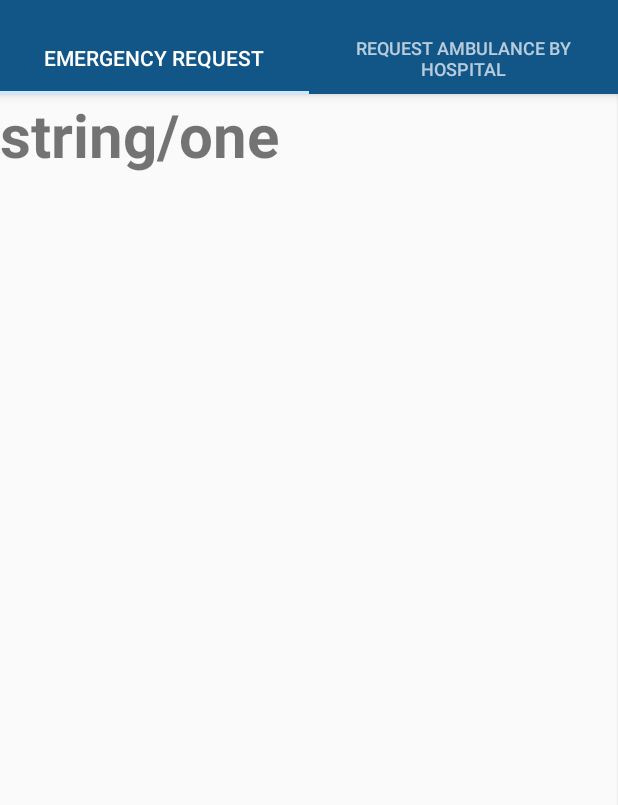
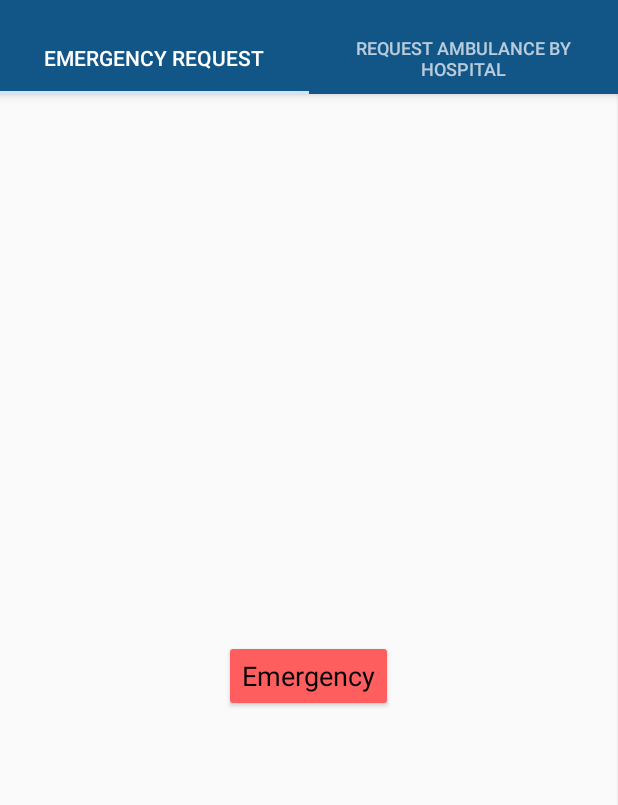
Before and after one commit to vishnugt/Pragyan-Hackathon-App, an Android app: the OneFragment screen opened directly, with no data from a screen before it, on a phone screen of 412 x 824 dp, the part 62-867 px from its top. Run offline under Robolectric (Android 15) with nearby library versions, the phone set to English and light mode, and no system bars; 1 statement that could not run was skipped.

Commit message:
22:03 PM First Tab partially done

```diff
--- a/app/src/main/java/com/npincomplete/pragyanhackathon/Login.java
+++ b/app/src/main/java/com/npincomplete/pragyanhackathon/Login.java
@@ -132,6 +132,8 @@ public class Login extends AppCompatActivity {
 
         SharedPreferences.Editor editor = getSharedPreferences("db", MODE_PRIVATE).edit();
         editor.putString("isRegistered", auth_token);
+        editor.putString("phoneNum", et2.getText().toString());
+        editor.putString("uName", et1.getText().toString());
         editor.commit();
 
         Log.d("login", auth_token);
--- a/app/src/main/java/com/npincomplete/pragyanhackathon/OneFragment.java
+++ b/app/src/main/java/com/npincomplete/pragyanhackathon/OneFragment.java
@@ -1,30 +1,51 @@
 package com.npincomplete.pragyanhackathon;
 
 import android.os.Bundle;
-import android.support.v4.app.Fragment;
-import android.support.v4.app.ListFragment;
+import android.support.design.widget.FloatingActionButton;
+import android.support.design.widget.Snackbar;
 import android.view.LayoutInflater;
 import android.view.View;
 import android.view.ViewGroup;
+
+import com.google.android.gms.maps.GoogleMap;
+import com.google.android.gms.maps.OnMapReadyCallback;
+import com.google.android.gms.maps.SupportMapFragment;
+import com.google.android.gms.maps.model.Marker;
 
 /**
  * Created by Meliodas on 09/12/2016.
  */
 
-public class OneFragment extends android.support.v4.app.Fragment {
+public class OneFragment extends android.support.v4.app.Fragment implements GoogleMap.OnMarkerClickListener,
+        OnMapReadyCallback {
 
-    public OneFragment() {
+    private GoogleMap mMap;
+    public OneFragment() { }
+
+    @Override
+    public void onCreate(Bundle savedInstanceState)
+    {
+        super.onCreate(savedInstanceState);
+
     }
 
+    /** Called when the map is ready. */
     @Override
-    public void onCreate(Bundle savedInstanceState) {
-        super.onCreate(savedInstanceState);
+    public void onMapReady(GoogleMap map) {
+        mMap.setOnMarkerClickListener(this);
     }
+
+    /** Called when the user clicks a marker. */
+    @Override
+    public boolean onMarkerClick(final Marker marker) {
+        return false;
+    }
+
+
 
     @Override
     public View onCreateView(LayoutInflater inflater, ViewGroup container,
                              Bundle savedInstanceState) {
-        // Inflate the layout for this fragment
         return inflater.inflate(R.layout.fragment_one, container, false);
     }
 
--- a/app/src/main/res/layout/fragment_one.xml
+++ b/app/src/main/res/layout/fragment_one.xml
@@ -1,17 +1,29 @@
-<FrameLayout xmlns:android="http://schemas.android.com/apk/res/android"
+<?xml version="1.0" encoding="utf-8"?>
+
+<android.support.design.widget.CoordinatorLayout xmlns:android="http://schemas.android.com/apk/res/android"
+    xmlns:app="http://schemas.android.com/apk/res-auto"
     xmlns:tools="http://schemas.android.com/tools"
     android:layout_width="match_parent"
     android:layout_height="match_parent"
-    tools:context="com.npincomplete.pragyanhackathon.OneFragment">
+    android:fitsSystemWindows="true"
+    tools:context="com.npincomplete.pragyanhackathon.MainActivity">
 
-    <TextView
+    <FrameLayout
         android:layout_width="wrap_content"
         android:layout_height="wrap_content"
-        android:text="string/one"
-        android:textSize="40dp"
-        android:textStyle="bold"
-        android:layout_centerInParent="true"
-        android:layout_weight="1"/>
+        android:layout_gravity="center">
 
+        <Button
+            android:layout_width="wrap_content"
+            android:layout_height="wrap_content"
+            android:layout_gravity="center"
+            android:text="Emergency"
+            android:textColorHint="@color/emergency"
+            android:backgroundTint="@color/background"
+            android:onClick="emergencryfunc"
+            android:elevation="16dp"
+            android:textColor="@android:color/black"
+            android:textAppearance="?android:attr/textAppearanceMedium" />
+    </FrameLayout>
 
-</FrameLayout>
+</android.support.design.widget.CoordinatorLayout>
--- a/app/src/main/res/values/colors.xml
+++ b/app/src/main/res/values/colors.xml
@@ -6,4 +6,7 @@
     <color name="windowBackground">#FFFFFF</color>
     <color name="navigationBarColor">#000000</color>
     <color name="colorAccent">#c8e8ff</color>
+    <color name="emergency">#ffffff</color>
+    <color name="background">#ff5e5e</color>
+
 </resources>
--- a/app/src/main/res/values/strings.xml
+++ b/app/src/main/res/values/strings.xml
@@ -15,4 +15,6 @@
         completions."
     </string>
     <string name="title_activity_otp">OTP</string>
+    <string name="google_maps_key">AIzaSyAYvNmbjcpZafG8ptlhTNzroCyPFrV8DVY</string>
+    <string name="title_activity_main2">Main2Activity</string>
 </resources>
```
Also changed, not shown: app/build.gradle (+9 -10 lines), app/src/main/AndroidManifest.xml (+9 -3 lines), app/src/main/java/com/npincomplete/pragyanhackathon/TwoFragment.java (+16 -8 lines), app/src/main/java/com/npincomplete/pragyanhackathon/hospital_activity.java (+46 -71 lines), app/src/main/res/layout/activity_hostpital_detail_activity.xml (+4 -11 lines), app/src/main/res/layout/activity_login.xml (+0 -8 lines), app/src/main/res/layout/activity_maps.xml (added, +7 -0 lines), app/src/main/res/layout/content_main2.xml (added, +16 -0 lines), app/src/main/res/layout/content_main3.xml (added, +16 -0 lines), app/src/main/res/layout/custom_info_contents.xml (added, +20 -0 lines).
